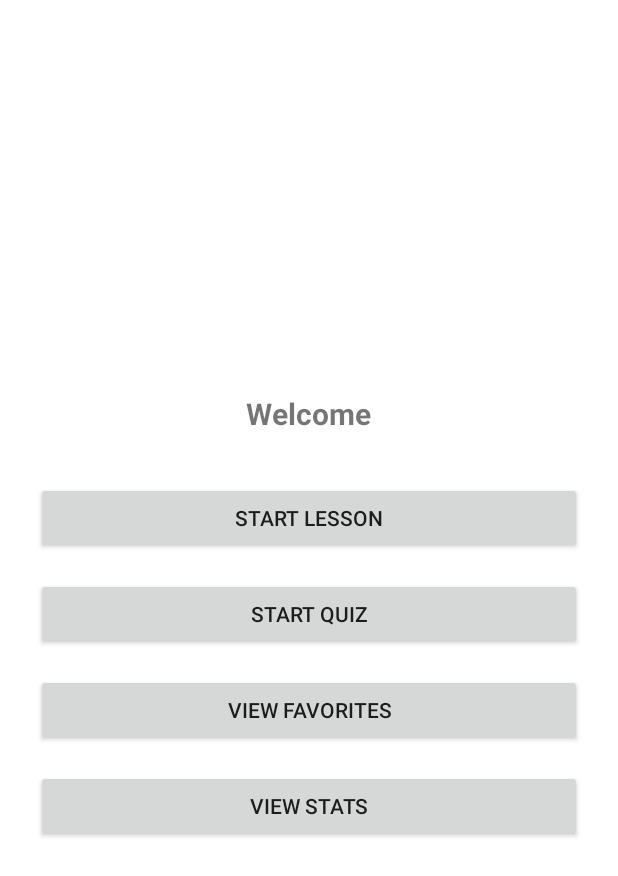
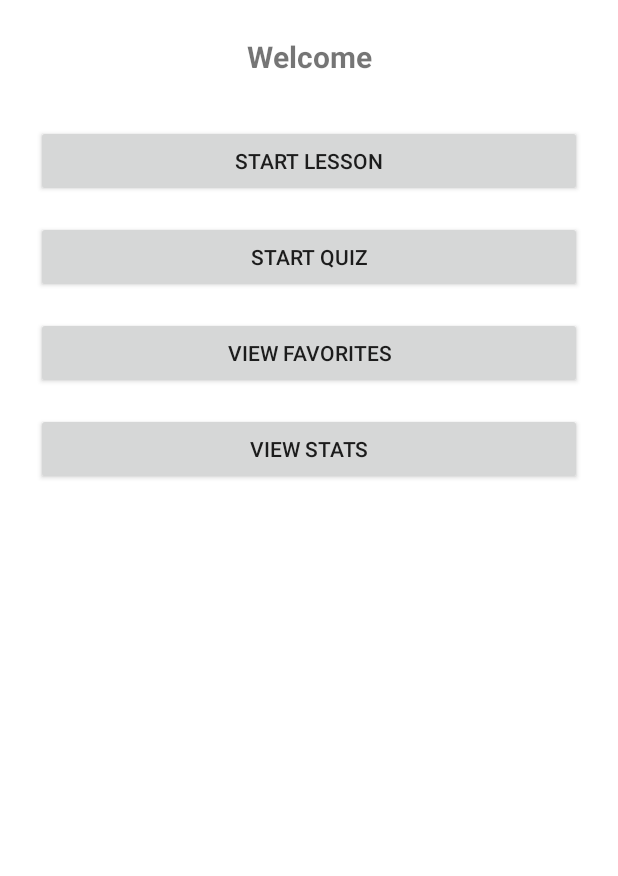
Before and after one commit to lieberschwager/LinguaFlowAI, an Android app: the layout main.xml on its own in the app's theme, with its tools: preview values and no code run, on a phone screen of 412 x 824 dp. Shown: the top 876 px of the screen. Run offline under Robolectric (Android 15) with nearby library versions, the phone set to English and light mode, and no system bars.

Commit message:
🎨 UI Update: Centered welcome text and personalized greeting in MainActivity

```diff
--- a/app/src/main/res/layout/main.xml
+++ b/app/src/main/res/layout/main.xml
@@ -5,16 +5,17 @@
     android:layout_height="match_parent"
     android:orientation="vertical"
     android:padding="24dp"
-    android:gravity="center"
+    android:gravity="center_horizontal"
     android:background="#FFFFFF">
 
     <TextView
         android:id="@+id/welcomeText"
-        android:layout_width="wrap_content"
+        android:layout_width="match_parent"
         android:layout_height="wrap_content"
         android:text="Welcome"
         android:textSize="20sp"
         android:textStyle="bold"
+        android:gravity="center"
         android:layout_marginBottom="32dp" />
 
     <Button
@@ -22,6 +23,7 @@
         android:layout_width="match_parent"
         android:layout_height="wrap_content"
         android:text="Start Lesson"
+        android:textAlignment="center"
         android:layout_marginBottom="16dp" />
 
     <Button
@@ -29,6 +31,7 @@
         android:layout_width="match_parent"
         android:layout_height="wrap_content"
         android:text="Start Quiz"
+        android:textAlignment="center"
         android:layout_marginBottom="16dp" />
 
     <Button
@@ -36,12 +39,14 @@
         android:layout_width="match_parent"
         android:layout_height="wrap_content"
         android:text="View Favorites"
+        android:textAlignment="center"
         android:layout_marginBottom="16dp" />
 
     <Button
         android:id="@+id/statsButton"
         android:layout_width="match_parent"
         android:layout_height="wrap_content"
-        android:text="View Stats" />
+        android:text="View Stats"
+        android:textAlignment="center" />
 
 </LinearLayout>
```
Also changed, not shown: app/src/main/java/com/linguaflow/myapp/MainActivity.java (+10 -10 lines), 1 other file.
